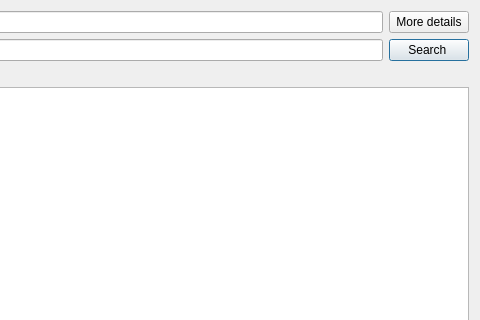
First picture: the form in modules/UI/src/MoviesTable.ui, repository PerryVrajnitorincul26/proiectMCPP, before the edit; both pictures show x 402 to 882 and y 0 to 320 of the 882 by 539 pixel window.
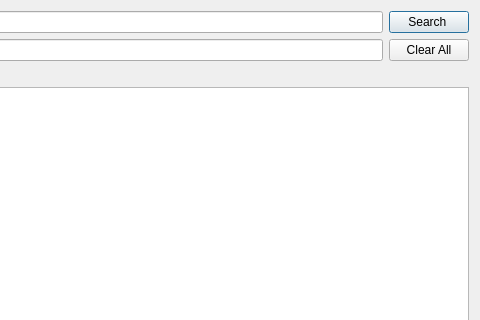
Second picture: the form after the edit.

Patch:
```diff
--- a/modules/UI/src/MoviesTable.ui
+++ b/modules/UI/src/MoviesTable.ui
@@ -44,17 +44,17 @@
        </item>
       </layout>
      </item>
-     <item row="1" column="1">
+     <item row="0" column="1">
       <widget class="QPushButton" name="pushButton">
        <property name="text">
         <string>Search </string>
        </property>
       </widget>
      </item>
-     <item row="0" column="1">
-      <widget class="QPushButton" name="pushButton_details">
+     <item row="1" column="1">
+      <widget class="QPushButton" name="clearButton">
        <property name="text">
-        <string>More details</string>
+        <string>Clear All</string>
        </property>
       </widget>
      </item>
```
